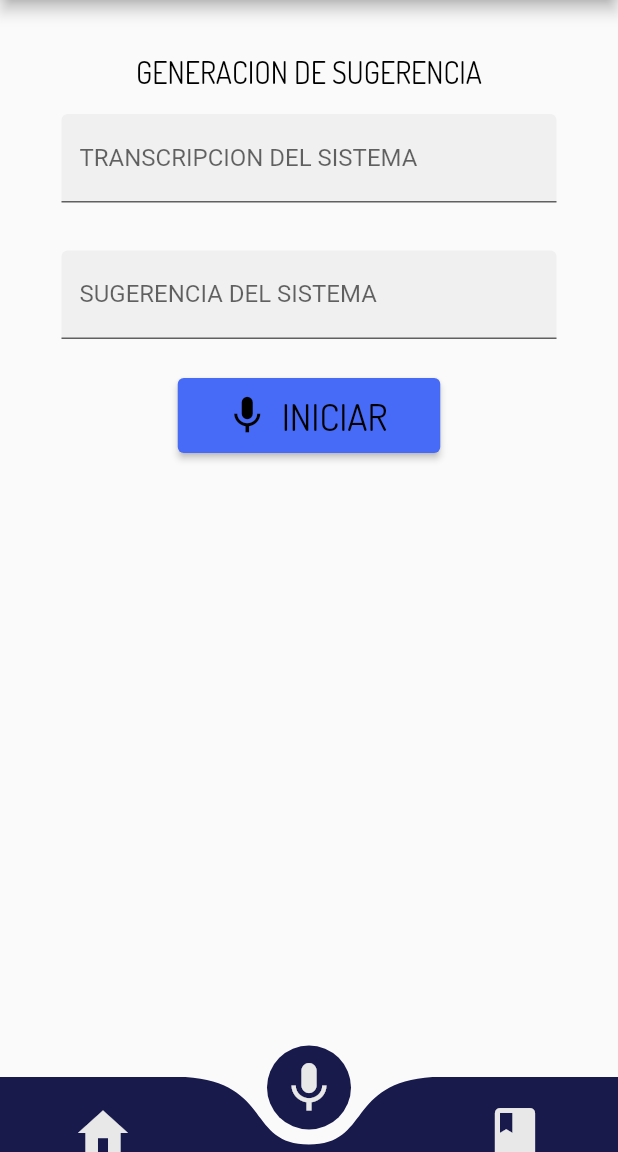
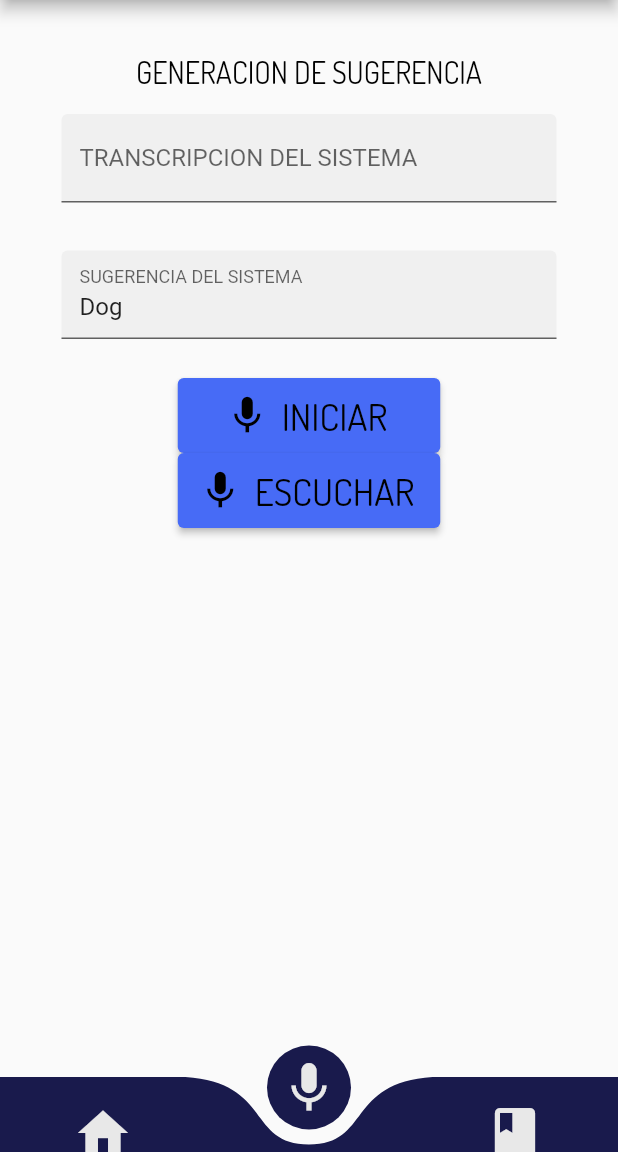
Before and after one commit to mromoc1/DISTO_mobile, a Flutter app: the screen it shows after launch, item 2 of the bottom bar chosen, on a phone screen of 412 x 824 dp, the part 84-1236 px from its top. Run offline on Flutter 3.47's test engine with Material 2 defaults, Android fonts, the phone set to English and light mode, and no system bars; drawn by our look-alikes of curved_navigation_bar; our stand-ins replace flutter_tts.

```diff
--- a/lib/views/prediction_page.dart
+++ b/lib/views/prediction_page.dart
@@ -1,4 +1,7 @@
+import 'dart:io';
+
 import 'package:flutter/material.dart';
+import 'package:flutter_tts/flutter_tts.dart';
 
 class PredictionPage extends StatefulWidget {
   const PredictionPage({Key? key}) : super(key: key);
@@ -10,6 +13,8 @@ class PredictionPage extends StatefulWidget {
 class _PredictionState extends State<PredictionPage> {
   bool escuchando = false;
   String _text = 'PALABRA TRANSCRITA';
+  final sugerenciaController = TextEditingController();
+  static String newValue = "";
 
   Widget build(BuildContext context) {
     // ignore: prefer_const_constructors
@@ -46,6 +51,7 @@ class _PredictionState extends State<PredictionPage> {
               padding: EdgeInsets.all(16.0),
               child: TextFormField(
                 textCapitalization: TextCapitalization.words,
+                initialValue: "Dog",
                 decoration: const InputDecoration(
                   border: UnderlineInputBorder(),
                   enabled: true,
@@ -67,9 +73,39 @@ class _PredictionState extends State<PredictionPage> {
                 style: TextStyle(fontSize: 25, fontFamily: 'Dosis'),
               ),
             ),
+            ElevatedButton.icon(
+              style: ElevatedButton.styleFrom(
+                  minimumSize: Size(175, 50),
+                  primary: escuchando ? Colors.red : Color(0xFF476BF6),
+                  onPrimary: Colors.black),
+              onPressed: () {
+                reproducirPalabra();
+              },
+              icon: Icon(escuchando ? Icons.stop : Icons.mic, size: 30),
+              label: Text(
+                escuchando ? 'DETENER' : 'ESCUCHAR',
+                style: TextStyle(fontSize: 25, fontFamily: 'Dosis'),
+              ),
+            ),
           ],
         ),
       ),
     ));
   }
+
+  Future<void> reproducirPalabra() async {
+    FlutterTts flutterTts = FlutterTts();
+    var result = await flutterTts.speak("Dog");
+    List<dynamic> languages = await flutterTts.getLanguages;
+
+    await flutterTts.setLanguage("en-US");
+
+    await flutterTts.setSpeechRate(0.3);
+
+    await flutterTts.setVolume(1.0);
+
+    await flutterTts.setPitch(0.5);
+
+    await flutterTts.isLanguageAvailable("en-US");
+  }
 }
--- a/pubspec.yaml
+++ b/pubspec.yaml
@@ -29,6 +29,7 @@ environment:
 dependencies:
   flutter:
     sdk: flutter
+  flutter_tts:
 
 
   # The following adds the Cupertino Icons font to your application.
```
Also changed, not shown: flutter_01.png (added), flutter_02.png (added), flutter_03.png (added), pubspec.lock, 3 other files.
